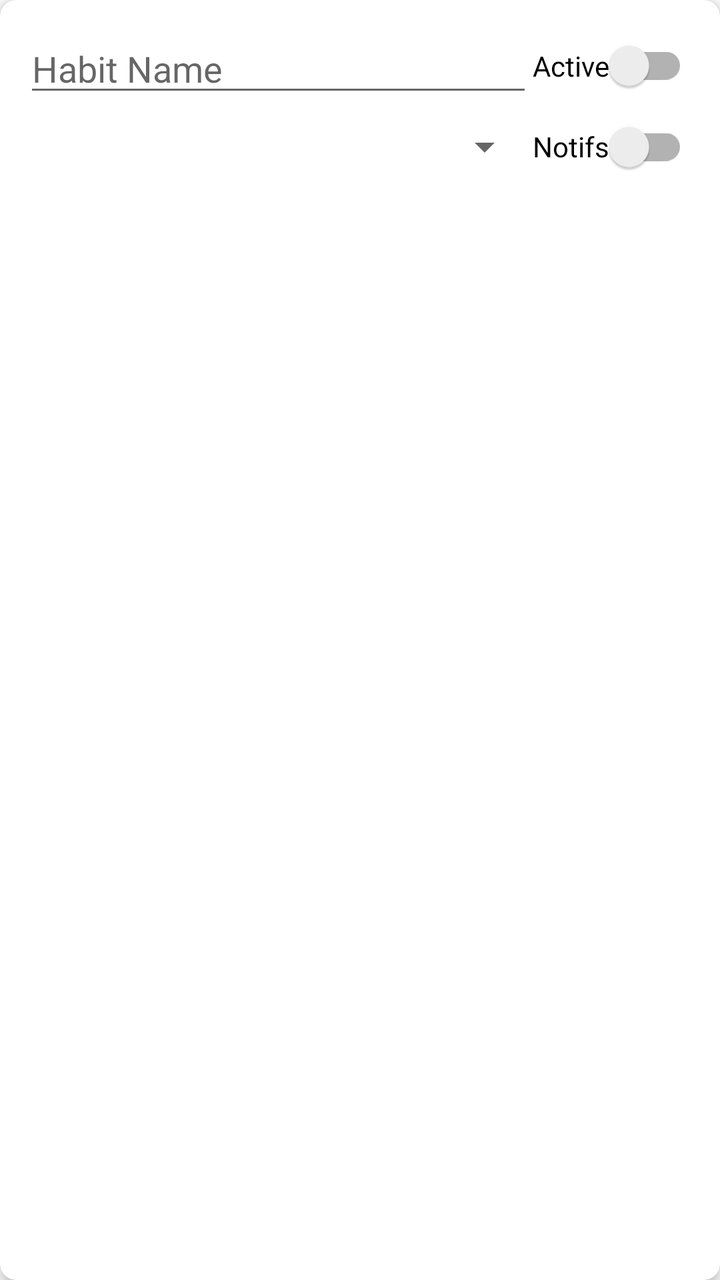
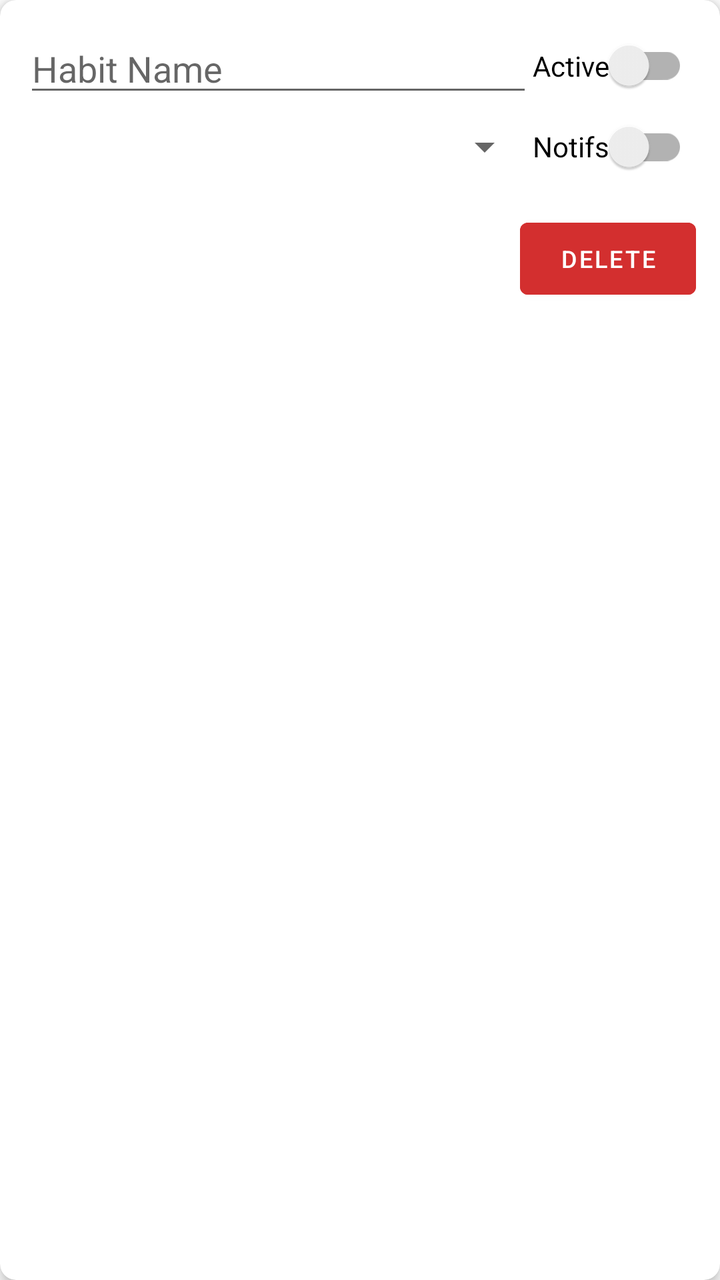

An Android layout rendered at two revisions. The XML below is the earlier revision; the diff shows what the commit changed to produce the second picture.
<!-- AndroidManifest.xml: application theme Theme.IntroductionToMobileSystems -->
<!-- res/layout/item_habit_manager.xml -->
<?xml version="1.0" encoding="utf-8"?>
<androidx.cardview.widget.CardView xmlns:android="http://schemas.android.com/apk/res/android"
    xmlns:app="http://schemas.android.com/apk/res-auto"
    android:layout_width="match_parent"
    android:layout_height="wrap_content"
    android:layout_margin="8dp"
    app:cardCornerRadius="8dp"
    app:cardElevation="4dp">

    <androidx.constraintlayout.widget.ConstraintLayout
        android:layout_width="match_parent"
        android:layout_height="wrap_content"
        android:padding="12dp">

        <EditText
            android:id="@+id/etEditName"
            android:layout_width="0dp"
            android:layout_height="wrap_content"
            android:hint="Habit Name"
            android:inputType="textCapSentences"
            app:layout_constraintEnd_toStartOf="@+id/switchActive"
            app:layout_constraintStart_toStartOf="parent"
            app:layout_constraintTop_toTopOf="parent" />

        <Spinner
            android:id="@+id/spinnerEditFreq"
            android:layout_width="0dp"
            android:layout_height="wrap_content"
            android:layout_marginTop="8dp"
            app:layout_constraintEnd_toStartOf="@+id/switchNotifs"
            app:layout_constraintStart_toStartOf="parent"
            app:layout_constraintTop_toBottomOf="@+id/etEditName" />

        <androidx.appcompat.widget.SwitchCompat
            android:id="@+id/switchActive"
            android:layout_width="wrap_content"
            android:layout_height="wrap_content"
            android:text="Active"
            android:layout_marginEnd="4dp"
            app:layout_constraintBottom_toBottomOf="@+id/etEditName"
            app:layout_constraintEnd_toEndOf="parent"
            app:layout_constraintTop_toTopOf="@+id/etEditName" />

        <androidx.appcompat.widget.SwitchCompat
            android:id="@+id/switchNotifs"
            android:layout_width="wrap_content"
            android:layout_height="wrap_content"
            android:text="Notifs"
            android:layout_marginEnd="4dp"
            app:layout_constraintBottom_toBottomOf="@+id/spinnerEditFreq"
            app:layout_constraintEnd_toEndOf="parent"
            app:layout_constraintTop_toTopOf="@+id/spinnerEditFreq" />

    </androidx.constraintlayout.widget.ConstraintLayout>
</androidx.cardview.widget.CardView>
<!-- resources referenced by this layout -->
<resources>
  <style name="Theme.IntroductionToMobileSystems" parent="Theme.MaterialComponents.DayNight.NoActionBar">
          
          <item name="colorPrimary">@color/purple_500</item>
          <item name="colorPrimaryVariant">@color/purple_700</item>
          <item name="colorOnPrimary">@color/white</item>
          
          <item name="colorSecondary">@color/teal_200</item>
          <item name="colorSecondaryVariant">@color/teal_700</item>
          <item name="colorOnSecondary">@color/black</item>
          
          <item name="android:statusBarColor">?attr/colorPrimaryVariant</item>
          
      </style>
  <color name="purple_500">#FF6200EE</color>
  <color name="purple_700">#FF3700B3</color>
  <color name="white">#FFFFFFFF</color>
  <color name="teal_200">#FF03DAC5</color>
  <color name="teal_700">#FF018786</color>
  <color name="black">#FF000000</color>
</resources>

<!-- the commit's change to res/layout/item_habit_manager.xml (unified diff, before → after) -->
@@ -51,5 +51,18 @@
             app:layout_constraintEnd_toEndOf="parent"
             app:layout_constraintTop_toTopOf="@+id/spinnerEditFreq" />
 
+        <Button
+            android:id="@+id/btnDelete"
+            android:layout_width="wrap_content"
+            android:layout_height="wrap_content"
+            android:text="delete"
+            android:textColor="#FFFFFF"
+            android:textSize="12sp"
+            android:backgroundTint="#D32F2F"
+            android:layout_marginTop="8dp"
+            app:layout_constraintEnd_toEndOf="parent"
+            app:layout_constraintTop_toBottomOf="@+id/switchNotifs"
+            app:layout_constraintBottom_toBottomOf="parent" />
+
     </androidx.constraintlayout.widget.ConstraintLayout>
 </androidx.cardview.widget.CardView>
